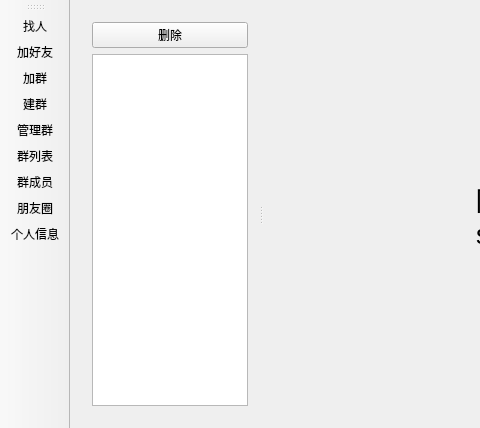
The window that client/mainwindow.ui (seekstar/syncchat) describes before a commit, drawn with Qt 5; both pictures show x 0 to 480 and y 0 to 428 of the 807 by 428 pixel window.
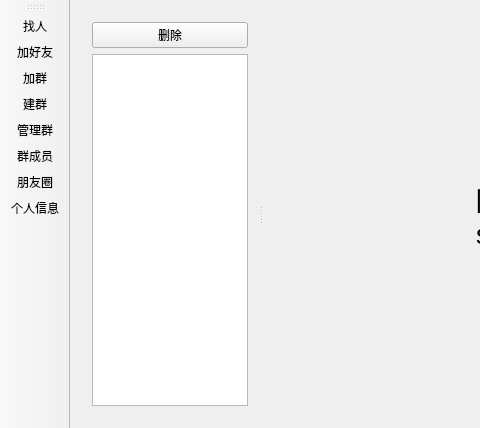
The same window after the commit.

Commit message: Remove the button used to require the list of groups from the main window

```diff
--- a/client/mainwindow.ui
+++ b/client/mainwindow.ui
@@ -151,7 +151,6 @@
    <addaction name="actionJoinGroup"/>
    <addaction name="actionCreateGroup"/>
    <addaction name="actionManageGroup"/>
-   <addaction name="actionAllGrps"/>
    <addaction name="actionAllGrpMember"/>
    <addaction name="actionMoments"/>
    <addaction name="actionPersonalInfo"/>
@@ -201,11 +200,6 @@
     <string>群成员</string>
    </property>
   </action>
-  <action name="actionAllGrps">
-   <property name="text">
-    <string>群列表</string>
-   </property>
-  </action>
   <action name="actionManageGroup">
    <property name="text">
     <string>管理群</string>
```
The commit also changes 5 other files.
